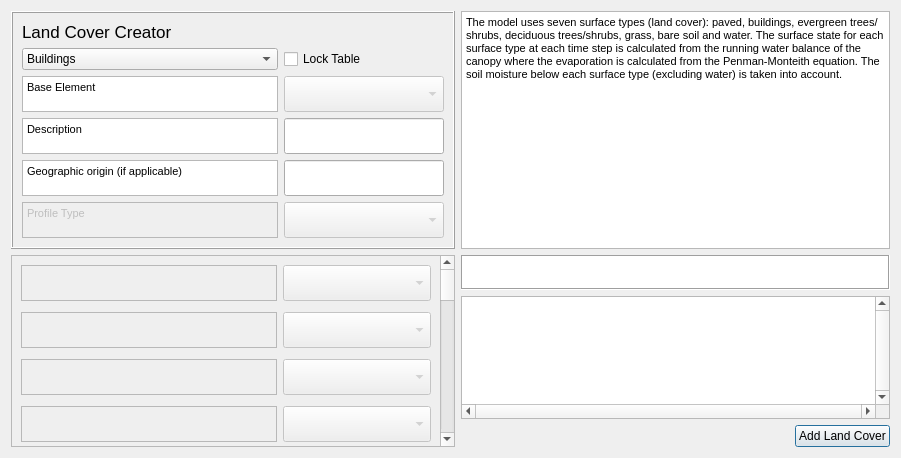
Before: the Qt Designer form tabs/landcover_creator_tab.ui in gusbacos/suews_database_manager, drawn with Qt 5.
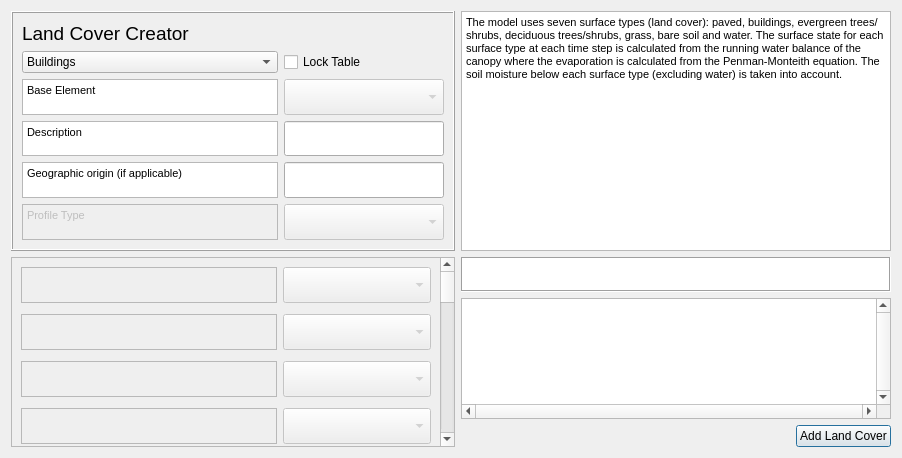
After: the same form once the commit is applied. Custom widgets are drawn as their Qt base class.

The edit to the form file:
```diff
--- a/tabs/landcover_creator_tab.ui
+++ b/tabs/landcover_creator_tab.ui
@@ -6,7 +6,7 @@
    <rect>
     <x>0</x>
     <y>0</y>
-    <width>901</width>
+    <width>902</width>
     <height>458</height>
    </rect>
   </property>
@@ -58,8 +58,8 @@
        <rect>
         <x>0</x>
         <y>0</y>
-        <width>434</width>
-        <height>1000</height>
+        <width>464</width>
+        <height>996</height>
        </rect>
       </property>
       <layout class="QGridLayout" name="gridLayout_5">
@@ -167,8 +167,8 @@
             <string>&lt;!DOCTYPE HTML PUBLIC &quot;-//W3C//DTD HTML 4.0//EN&quot; &quot;http://www.w3.org/TR/REC-html40/strict.dtd&quot;&gt;
 &lt;html&gt;&lt;head&gt;&lt;meta name=&quot;qrichtext&quot; content=&quot;1&quot; /&gt;&lt;style type=&quot;text/css&quot;&gt;
 p, li { white-space: pre-wrap; }
-&lt;/style&gt;&lt;/head&gt;&lt;body style=&quot; font-family:'MS Shell Dlg 2'; font-size:7.8pt; font-weight:400; font-style:normal;&quot;&gt;
-&lt;p style=&quot;-qt-paragraph-type:empty; margin-top:0px; margin-bottom:0px; margin-left:0px; margin-right:0px; -qt-block-indent:0; text-indent:0px; font-size:12pt;&quot;&gt;&lt;br /&gt;&lt;/p&gt;&lt;/body&gt;&lt;/html&gt;</string>
+&lt;/style&gt;&lt;/head&gt;&lt;body style=&quot; font-family:'MS Shell Dlg 2'; font-size:12pt; font-weight:400; font-style:normal;&quot;&gt;
+&lt;p style=&quot;-qt-paragraph-type:empty; margin-top:0px; margin-bottom:0px; margin-left:0px; margin-right:0px; -qt-block-indent:0; text-indent:0px;&quot;&gt;&lt;br /&gt;&lt;/p&gt;&lt;/body&gt;&lt;/html&gt;</string>
            </property>
           </widget>
          </item>
@@ -271,8 +271,8 @@
             <string>&lt;!DOCTYPE HTML PUBLIC &quot;-//W3C//DTD HTML 4.0//EN&quot; &quot;http://www.w3.org/TR/REC-html40/strict.dtd&quot;&gt;
 &lt;html&gt;&lt;head&gt;&lt;meta name=&quot;qrichtext&quot; content=&quot;1&quot; /&gt;&lt;style type=&quot;text/css&quot;&gt;
 p, li { white-space: pre-wrap; }
-&lt;/style&gt;&lt;/head&gt;&lt;body style=&quot; font-family:'MS Shell Dlg 2'; font-size:7.8pt; font-weight:400; font-style:normal;&quot;&gt;
-&lt;p style=&quot;-qt-paragraph-type:empty; margin-top:0px; margin-bottom:0px; margin-left:0px; margin-right:0px; -qt-block-indent:0; text-indent:0px; font-size:12pt;&quot;&gt;&lt;br /&gt;&lt;/p&gt;&lt;/body&gt;&lt;/html&gt;</string>
+&lt;/style&gt;&lt;/head&gt;&lt;body style=&quot; font-family:'MS Shell Dlg 2'; font-size:12pt; font-weight:400; font-style:normal;&quot;&gt;
+&lt;p style=&quot;-qt-paragraph-type:empty; margin-top:0px; margin-bottom:0px; margin-left:0px; margin-right:0px; -qt-block-indent:0; text-indent:0px;&quot;&gt;&lt;br /&gt;&lt;/p&gt;&lt;/body&gt;&lt;/html&gt;</string>
            </property>
           </widget>
          </item>
@@ -323,8 +323,8 @@
             <string>&lt;!DOCTYPE HTML PUBLIC &quot;-//W3C//DTD HTML 4.0//EN&quot; &quot;http://www.w3.org/TR/REC-html40/strict.dtd&quot;&gt;
 &lt;html&gt;&lt;head&gt;&lt;meta name=&quot;qrichtext&quot; content=&quot;1&quot; /&gt;&lt;style type=&quot;text/css&quot;&gt;
 p, li { white-space: pre-wrap; }
-&lt;/style&gt;&lt;/head&gt;&lt;body style=&quot; font-family:'MS Shell Dlg 2'; font-size:7.8pt; font-weight:400; font-style:normal;&quot;&gt;
-&lt;p style=&quot;-qt-paragraph-type:empty; margin-top:0px; margin-bottom:0px; margin-left:0px; margin-right:0px; -qt-block-indent:0; text-indent:0px; font-size:12pt;&quot;&gt;&lt;br /&gt;&lt;/p&gt;&lt;/body&gt;&lt;/html&gt;</string>
+&lt;/style&gt;&lt;/head&gt;&lt;body style=&quot; font-family:'MS Shell Dlg 2'; font-size:12pt; font-weight:400; font-style:normal;&quot;&gt;
+&lt;p style=&quot;-qt-paragraph-type:empty; margin-top:0px; margin-bottom:0px; margin-left:0px; margin-right:0px; -qt-block-indent:0; text-indent:0px;&quot;&gt;&lt;br /&gt;&lt;/p&gt;&lt;/body&gt;&lt;/html&gt;</string>
            </property>
           </widget>
          </item>
@@ -375,8 +375,8 @@
             <string>&lt;!DOCTYPE HTML PUBLIC &quot;-//W3C//DTD HTML 4.0//EN&quot; &quot;http://www.w3.org/TR/REC-html40/strict.dtd&quot;&gt;
 &lt;html&gt;&lt;head&gt;&lt;meta name=&quot;qrichtext&quot; content=&quot;1&quot; /&gt;&lt;style type=&quot;text/css&quot;&gt;
 p, li { white-space: pre-wrap; }
-&lt;/style&gt;&lt;/head&gt;&lt;body style=&quot; font-family:'MS Shell Dlg 2'; font-size:7.8pt; font-weight:400; font-style:normal;&quot;&gt;
-&lt;p style=&quot;-qt-paragraph-type:empty; margin-top:0px; margin-bottom:0px; margin-left:0px; margin-right:0px; -qt-block-indent:0; text-indent:0px; font-size:12pt;&quot;&gt;&lt;br /&gt;&lt;/p&gt;&lt;/body&gt;&lt;/html&gt;</string>
+&lt;/style&gt;&lt;/head&gt;&lt;body style=&quot; font-family:'MS Shell Dlg 2'; font-size:12pt; font-weight:400; font-style:normal;&quot;&gt;
+&lt;p style=&quot;-qt-paragraph-type:empty; margin-top:0px; margin-bottom:0px; margin-left:0px; margin-right:0px; -qt-block-indent:0; text-indent:0px;&quot;&gt;&lt;br /&gt;&lt;/p&gt;&lt;/body&gt;&lt;/html&gt;</string>
            </property>
           </widget>
          </item>
@@ -929,7 +929,7 @@
          <string>&lt;!DOCTYPE HTML PUBLIC &quot;-//W3C//DTD HTML 4.0//EN&quot; &quot;http://www.w3.org/TR/REC-html40/strict.dtd&quot;&gt;
 &lt;html&gt;&lt;head&gt;&lt;meta name=&quot;qrichtext&quot; content=&quot;1&quot; /&gt;&lt;style type=&quot;text/css&quot;&gt;
 p, li { white-space: pre-wrap; }
-&lt;/style&gt;&lt;/head&gt;&lt;body style=&quot; font-family:'MS Shell Dlg 2'; font-size:7.8pt; font-weight:400; font-style:normal;&quot;&gt;
+&lt;/style&gt;&lt;/head&gt;&lt;body style=&quot; font-family:'MS Shell Dlg 2'; font-size:12pt; font-weight:400; font-style:normal;&quot;&gt;
 &lt;p style=&quot; margin-top:0px; margin-bottom:0px; margin-left:0px; margin-right:0px; -qt-block-indent:0; text-indent:0px;&quot;&gt;&lt;span style=&quot; font-size:8pt;&quot;&gt;Profile Type&lt;/span&gt;&lt;/p&gt;&lt;/body&gt;&lt;/html&gt;</string>
         </property>
        </widget>
@@ -978,7 +978,7 @@
          <string>&lt;!DOCTYPE HTML PUBLIC &quot;-//W3C//DTD HTML 4.0//EN&quot; &quot;http://www.w3.org/TR/REC-html40/strict.dtd&quot;&gt;
 &lt;html&gt;&lt;head&gt;&lt;meta name=&quot;qrichtext&quot; content=&quot;1&quot; /&gt;&lt;style type=&quot;text/css&quot;&gt;
 p, li { white-space: pre-wrap; }
-&lt;/style&gt;&lt;/head&gt;&lt;body style=&quot; font-family:'MS Shell Dlg 2'; font-size:7.8pt; font-weight:400; font-style:normal;&quot;&gt;
+&lt;/style&gt;&lt;/head&gt;&lt;body style=&quot; font-family:'MS Shell Dlg 2'; font-size:12pt; font-weight:400; font-style:normal;&quot;&gt;
 &lt;p style=&quot; margin-top:0px; margin-bottom:0px; margin-left:0px; margin-right:0px; -qt-block-indent:0; text-indent:0px;&quot;&gt;&lt;span style=&quot; font-size:8pt;&quot;&gt;Description&lt;/span&gt;&lt;/p&gt;&lt;/body&gt;&lt;/html&gt;</string>
         </property>
        </widget>
@@ -1049,7 +1049,7 @@
          <string>&lt;!DOCTYPE HTML PUBLIC &quot;-//W3C//DTD HTML 4.0//EN&quot; &quot;http://www.w3.org/TR/REC-html40/strict.dtd&quot;&gt;
 &lt;html&gt;&lt;head&gt;&lt;meta name=&quot;qrichtext&quot; content=&quot;1&quot; /&gt;&lt;style type=&quot;text/css&quot;&gt;
 p, li { white-space: pre-wrap; }
-&lt;/style&gt;&lt;/head&gt;&lt;body style=&quot; font-family:'MS Shell Dlg 2'; font-size:7.8pt; font-weight:400; font-style:normal;&quot;&gt;
+&lt;/style&gt;&lt;/head&gt;&lt;body style=&quot; font-family:'MS Shell Dlg 2'; font-size:12pt; font-weight:400; font-style:normal;&quot;&gt;
 &lt;p style=&quot; margin-top:0px; margin-bottom:0px; margin-left:0px; margin-right:0px; -qt-block-indent:0; text-indent:0px;&quot;&gt;&lt;span style=&quot; font-size:8pt;&quot;&gt;Geographic origin (if applicable)&lt;/span&gt;&lt;/p&gt;&lt;/body&gt;&lt;/html&gt;</string>
         </property>
        </widget>
@@ -1193,7 +1193,7 @@
          <string>&lt;!DOCTYPE HTML PUBLIC &quot;-//W3C//DTD HTML 4.0//EN&quot; &quot;http://www.w3.org/TR/REC-html40/strict.dtd&quot;&gt;
 &lt;html&gt;&lt;head&gt;&lt;meta name=&quot;qrichtext&quot; content=&quot;1&quot; /&gt;&lt;style type=&quot;text/css&quot;&gt;
 p, li { white-space: pre-wrap; }
-&lt;/style&gt;&lt;/head&gt;&lt;body style=&quot; font-family:'MS Shell Dlg 2'; font-size:7.8pt; font-weight:400; font-style:normal;&quot;&gt;
+&lt;/style&gt;&lt;/head&gt;&lt;body style=&quot; font-family:'MS Shell Dlg 2'; font-size:12pt; font-weight:400; font-style:normal;&quot;&gt;
 &lt;p style=&quot; margin-top:0px; margin-bottom:0px; margin-left:0px; margin-right:0px; -qt-block-indent:0; text-indent:0px;&quot;&gt;&lt;span style=&quot; font-size:8pt;&quot;&gt;Base Element&lt;/span&gt;&lt;/p&gt;&lt;/body&gt;&lt;/html&gt;</string>
         </property>
        </widget>
@@ -1202,7 +1202,7 @@
        <widget class="QLabel" name="label_3">
         <property name="font">
          <font>
-          <pointsize>13</pointsize>
+          <pointsize>14</pointsize>
           <weight>50</weight>
           <italic>false</italic>
           <bold>false</bold>
@@ -1327,7 +1327,7 @@
       <string>&lt;!DOCTYPE HTML PUBLIC &quot;-//W3C//DTD HTML 4.0//EN&quot; &quot;http://www.w3.org/TR/REC-html40/strict.dtd&quot;&gt;
 &lt;html&gt;&lt;head&gt;&lt;meta name=&quot;qrichtext&quot; content=&quot;1&quot; /&gt;&lt;style type=&quot;text/css&quot;&gt;
 p, li { white-space: pre-wrap; }
-&lt;/style&gt;&lt;/head&gt;&lt;body style=&quot; font-family:'MS Shell Dlg 2'; font-size:7.8pt; font-weight:400; font-style:normal;&quot;&gt;
+&lt;/style&gt;&lt;/head&gt;&lt;body style=&quot; font-family:'MS Shell Dlg 2'; font-size:12pt; font-weight:400; font-style:normal;&quot;&gt;
 &lt;p style=&quot; margin-top:12px; margin-bottom:12px; margin-left:0px; margin-right:0px; -qt-block-indent:0; text-indent:0px;&quot;&gt;&lt;span style=&quot; font-size:8pt;&quot;&gt;The model uses seven surface types (land cover): paved, buildings, evergreen trees/shrubs, deciduous trees/shrubs, grass, bare soil and water. The surface state for each surface type at each time step is calculated from the running water balance of the canopy where the evaporation is calculated from the Penman-Monteith equation. The soil moisture below each surface type (excluding water) is taken into account.&lt;/span&gt;&lt;/p&gt;&lt;/body&gt;&lt;/html&gt;</string>
      </property>
     </widget>
```
Left out of the diff: 68 changed lines with no effect on the pictures.
